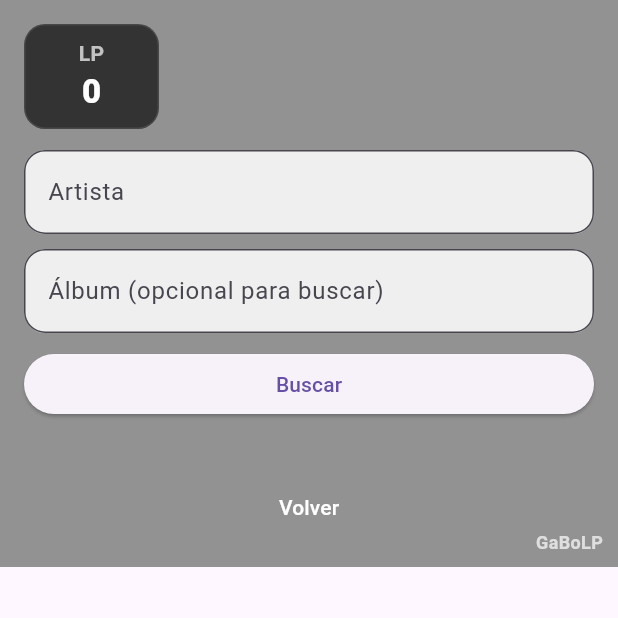
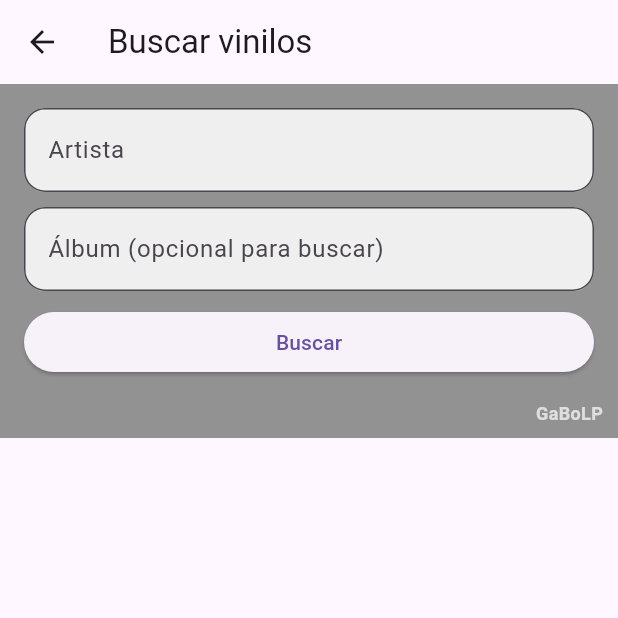
Before and after one commit to gabohachim/gaboLP, a Flutter app: the screen it shows after launch, after a tap on "Buscar vinilos", on a phone screen of 412 x 824 dp, the top half of it. Run offline on Flutter 3.47's test engine with Material 3 defaults, Android fonts, the phone set to English and light mode, and no system bars; our stand-ins replace sqflite; accounts and stored records are empty.

Commit message:
Update home_screen.dart

```diff
--- a/lib/ui/home_screen.dart
+++ b/lib/ui/home_screen.dart
@@ -32,7 +32,7 @@ class _HomeScreenState extends State<HomeScreen> {
   String lastAlbum = '';
 
   String? coverPreviewUrl; // url elegida (500)
-  String? mbidFound;       // aquí guardamos releaseGroupId
+  String? mbidFound; // releaseGroupId
   bool buscandoCover = false;
 
   @override
@@ -48,7 +48,7 @@ class _HomeScreenState extends State<HomeScreen> {
     ScaffoldMessenger.of(context).showSnackBar(SnackBar(content: Text(t)));
   }
 
-  // -------------------- Descarga y guarda carátula --------------------
+  // -------------------- Descargar y guardar carátula --------------------
 
   Future<String?> _downloadCoverToLocal(String url) async {
     try {
@@ -94,10 +94,10 @@ class _HomeScreenState extends State<HomeScreen> {
       lastArtist = artista;
       lastAlbum = album;
 
-      // solo permitimos agregar cuando hay artista+álbum y no existe
+      // permitir agregar solo si hay artista+álbum y no existe
       mostrarAgregar = res.isEmpty && artista.isNotEmpty && album.isNotEmpty;
 
-      // reset de preview
+      // reset preview
       coverPreviewUrl = null;
       mbidFound = null;
       buscandoCover = false;
@@ -270,7 +270,7 @@ class _HomeScreenState extends State<HomeScreen> {
         artista: artista,
         album: album,
         year: year.isEmpty ? null : year,
-        coverPath: localCoverPath, // ✅ ahora sí se guarda
+        coverPath: localCoverPath,
         mbid: mbidFound,
       );
 
@@ -386,6 +386,7 @@ class _HomeScreenState extends State<HomeScreen> {
     return const Icon(Icons.album);
   }
 
+  // ✅ ARREGLO 1: resultados muestran año
   Widget vistaBuscar() {
     return Column(
       crossAxisAlignment: CrossAxisAlignment.stretch,
@@ -413,7 +414,6 @@ class _HomeScreenState extends State<HomeScreen> {
         ElevatedButton(onPressed: buscar, child: const Text('Buscar')),
         const SizedBox(height: 12),
 
-        // Resultados si existe
         if (resultados.isNotEmpty)
           Container(
             padding: const EdgeInsets.all(12),
@@ -426,7 +426,13 @@ class _HomeScreenState extends State<HomeScreen> {
               children: [
                 const Text('Resultados en tu colección:', style: TextStyle(fontWeight: FontWeight.bold)),
                 const SizedBox(height: 8),
-                ...resultados.map((v) => Padding(
+
+                // ✅ aquí va el arreglo del año:
+                ...resultados.map((v) {
+                  final y = (v['year'] as String?)?.trim() ?? '';
+                  final yTxt = y.isEmpty ? '' : ' ($y)';
+
+                  return Padding(
                     padding: const EdgeInsets.symmetric(vertical: 6),
                     child: Row(
                       children: [
@@ -434,20 +440,20 @@ class _HomeScreenState extends State<HomeScreen> {
                         const SizedBox(width: 10),
                         Expanded(
                           child: Text(
-                              'LP N° ${v['numero']} — ${v['artista']} — ${v['album']}',
+                            'LP N° ${v['numero']} — ${v['artista']} — ${v['album']}$yTxt',
                             style: const TextStyle(fontWeight: FontWeight.w600),
                           ),
                         ),
                       ],
                     ),
-                    )),
+                  );
+                }).toList(),
               ],
             ),
           ),
 
         const SizedBox(height: 12),
 
-        // Agregar si no existe
         if (mostrarAgregar) ...[
           Container(
             padding: const EdgeInsets.all(12),
@@ -513,21 +519,6 @@ class _HomeScreenState extends State<HomeScreen> {
 
           ElevatedButton(onPressed: agregar, child: const Text('Agregar vinilo')),
         ],
-
-        const SizedBox(height: 10),
-        TextButton(
-          onPressed: () => setState(() {
-            vista = Vista.inicio;
-            resultados = [];
-            mostrarAgregar = false;
-            coverPreviewUrl = null;
-            mbidFound = null;
-            buscandoCover = false;
-            lastArtist = '';
-            lastAlbum = '';
-          }),
-          child: const Text('Volver', style: TextStyle(color: Colors.white)),
-        ),
       ],
     );
   }
@@ -556,8 +547,6 @@ class _HomeScreenState extends State<HomeScreen> {
               child: ListTile(
                 leading: _leadingCover(v),
                 title: Text('LP N° ${v['numero']} — ${v['artista']} — ${v['album']}$yearTxt'),
-
-                // ✅ click abre ventana con carátula + canciones
                 onTap: () {
                   showModalBottomSheet(
                     context: context,
@@ -572,7 +561,6 @@ class _HomeScreenState extends State<HomeScreen> {
                     ),
                   );
                 },
-
                 trailing: conBorrar
                     ? IconButton(
                         icon: const Icon(Icons.delete),
@@ -591,9 +579,50 @@ class _HomeScreenState extends State<HomeScreen> {
     );
   }
 
+  // ✅ ARREGLO 2: AppBar + botón flotante Inicio (para listas largas)
+  PreferredSizeWidget? _buildAppBar() {
+    if (vista == Vista.inicio) return null;
+
+    String title;
+    switch (vista) {
+      case Vista.buscar:
+        title = 'Buscar vinilos';
+        break;
+      case Vista.lista:
+        title = 'Lista de vinilos';
+        break;
+      case Vista.borrar:
+        title = 'Borrar vinilos';
+        break;
+      default:
+        title = 'GaBoLP';
+    }
+
+    return AppBar(
+      title: Text(title),
+      leading: IconButton(
+        icon: const Icon(Icons.arrow_back),
+        onPressed: () => setState(() => vista = Vista.inicio),
+      ),
+    );
+  }
+
+  Widget? _buildFab() {
+    if (vista == Vista.lista || vista == Vista.borrar) {
+      return FloatingActionButton.extended(
+        onPressed: () => setState(() => vista = Vista.inicio),
+        icon: const Icon(Icons.home),
+        label: const Text('Inicio'),
+      );
+    }
+    return null;
+  }
+
   @override
   Widget build(BuildContext context) {
     return Scaffold(
+      appBar: _buildAppBar(),
+      floatingActionButton: _buildFab(),
       body: Stack(
         children: [
           Positioned.fill(child: Container(color: Colors.grey.shade300)),
@@ -605,28 +634,23 @@ class _HomeScreenState extends State<HomeScreen> {
                 child: Column(
                   crossAxisAlignment: CrossAxisAlignment.stretch,
                   children: [
+                    // Si estás en inicio, mostramos contador arriba (como siempre)
+                    if (vista == Vista.inicio) ...[
                       contadorLp(),
                       const SizedBox(height: 14),
+                      botonesInicio(),
+                    ],
 
-                    if (vista == Vista.inicio) botonesInicio(),
-                    if (vista == Vista.buscar) vistaBuscar(),
+                    if (vista == Vista.buscar) ...[
+                      vistaBuscar(),
+                    ],
 
                     if (vista == Vista.lista) ...[
                       listaCompleta(conBorrar: false),
-                      const SizedBox(height: 10),
-                      TextButton(
-                        onPressed: () => setState(() => vista = Vista.inicio),
-                        child: const Text('Volver', style: TextStyle(color: Colors.white)),
-                      ),
                     ],
 
                     if (vista == Vista.borrar) ...[
                       listaCompleta(conBorrar: true),
-                      const SizedBox(height: 10),
-                      TextButton(
-                        onPressed: () => setState(() => vista = Vista.inicio),
-                        child: const Text('Volver', style: TextStyle(color: Colors.white)),
-                      ),
                     ],
                   ],
                 ),
```
Lines whose indentation alone changed are shown as unchanged.
